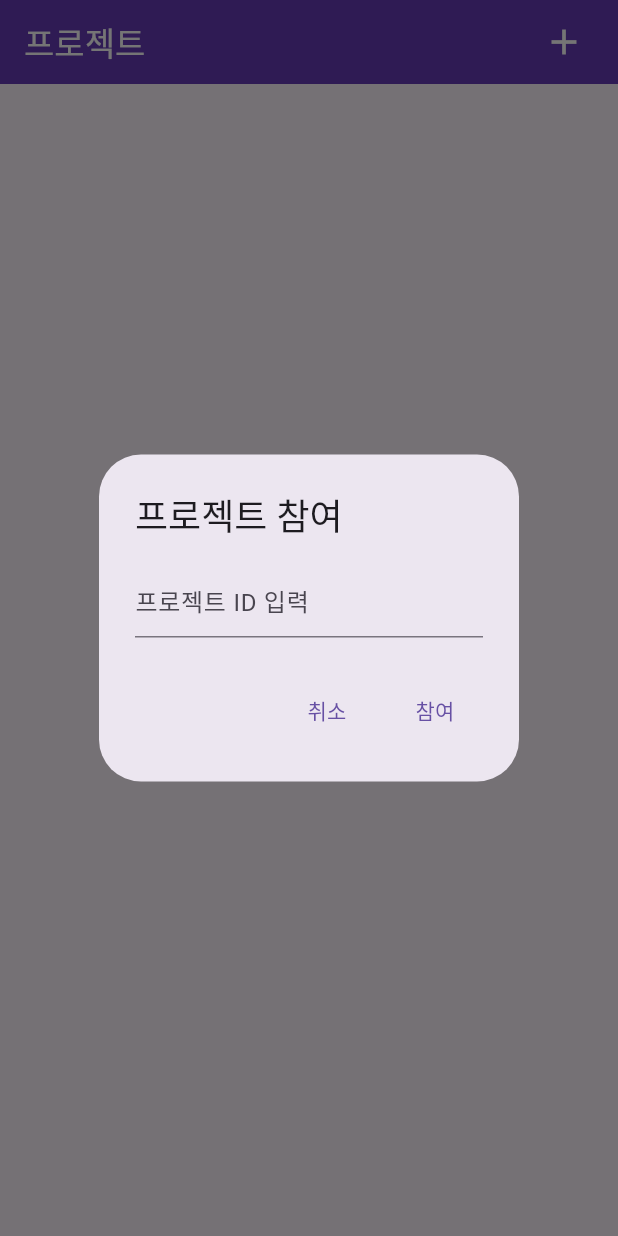
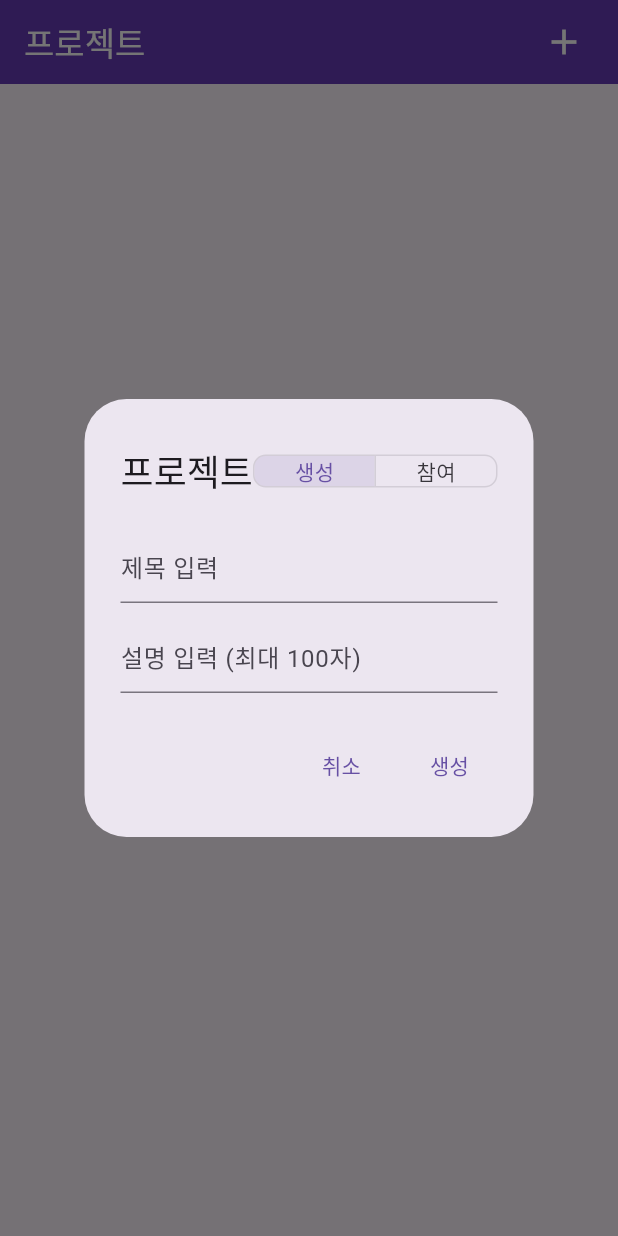
Before and after one commit to IngyoKim/TalkPilot, a Flutter app: the WorkPage screen opened directly, after a tap on the "add" icon, on a phone screen of 412 x 824 dp. Run offline on Flutter 3.47's test engine with Material 3 defaults, Android fonts, the phone set to English and light mode, and no system bars; our stand-ins replace file_picker, firebase_auth, firebase_core, firebase_database, flutter_dotenv, fluttertoast and 2 more; missing offline and left inert: kakao_flutter_sdk_common, kakao_flutter_sdk_user; accounts and stored records are empty; generated files the repository leaves out were written again.

Commit message:
feat: project 생성과 참여를 하나의 dialog에서 분리
- tabbar를 만들어 dialog 안에서 생성/참여를 선택
- dialog 하나에 두가지 로직을 연결하는 방식으로 구성

```diff
--- a/app/lib/src/pages/work_page/widgets/work_dialogs.dart
+++ b/app/lib/src/pages/work_page/widgets/work_dialogs.dart
@@ -1,43 +1,127 @@
 import 'package:flutter/material.dart';
 import 'package:provider/provider.dart';
+
 import 'package:talk_pilot/src/models/project_model.dart';
-import 'package:talk_pilot/src/models/user_model.dart';
-import 'package:talk_pilot/src/services/database/project_service.dart';
-import 'package:talk_pilot/src/services/database/user_service.dart';
-import 'package:talk_pilot/src/provider/project_provider.dart';
-import 'package:talk_pilot/src/provider/user_provider.dart';
 import 'package:talk_pilot/src/components/toast_message.dart';
 
+import 'package:talk_pilot/src/provider/user_provider.dart';
+import 'package:talk_pilot/src/provider/project_provider.dart';
+
 // ignore_for_file: use_build_context_synchronously
+void showProjectActionDialog(BuildContext context) {
+  showDialog(
+    context: context,
+    builder: (context) => const _ProjectActionDialog(),
+  );
+}
 
-void showCreateProjectDialog(BuildContext context) {
+class _ProjectActionDialog extends StatefulWidget {
+  const _ProjectActionDialog();
+
+  @override
+  State<_ProjectActionDialog> createState() => _ProjectActionDialogState();
+}
+
+class _ProjectActionDialogState extends State<_ProjectActionDialog> {
+  Future<void> _handleCreate() async {
+    final title = titleController.text.trim();
+    final desc = descriptionController.text.trim();
+    final user = context.read<UserProvider>().currentUser;
+    final projectProvider = context.read<ProjectProvider>();
+
+    if (user == null || title.isEmpty) return;
+
+    await projectProvider.createProject(
+      title: title,
+      description: desc,
+      currentUser: user,
+    );
+
+    ToastMessage.show(
+      '프로젝트가 생성되었습니다.',
+      backgroundColor: const Color(0xFF4CAF50),
+    );
+
+    Navigator.pop(context);
+  }
+
+  Future<void> _handleJoin() async {
+    ToastMessage.show(
+      '프로젝트에 참여했습니다.',
+      backgroundColor: const Color(0xFF2196F3),
+    );
+
+    Navigator.pop(context);
+  }
+
+  int currentIndex = 0;
+
   final titleController = TextEditingController();
   final descriptionController = TextEditingController();
+  final projectIdController = TextEditingController();
 
-  showDialog(
-    context: context,
-    builder:
-        (context) => AlertDialog(
-          title: const Text('새 프로젝트 생성'),
+  @override
+  void dispose() {
+    titleController.dispose();
+    descriptionController.dispose();
+    projectIdController.dispose();
+    super.dispose();
+  }
+
+  @override
+  Widget build(BuildContext context) {
+    return AlertDialog(
+      title: Row(
+        mainAxisAlignment: MainAxisAlignment.spaceBetween,
+        children: [
+          const Text('프로젝트'),
+          ToggleButtons(
+            isSelected: [currentIndex == 0, currentIndex == 1],
+            onPressed: (index) => setState(() => currentIndex = index),
+            constraints: const BoxConstraints(minWidth: 80),
+            borderRadius: BorderRadius.circular(8),
+            children: const [
+              Padding(
+                padding: EdgeInsets.symmetric(horizontal: 8),
+                child: Text('생성'),
+              ),
+              Padding(
+                padding: EdgeInsets.symmetric(horizontal: 8),
+                child: Text('참여'),
+              ),
+            ],
+          ),
+        ],
+      ),
       content: Column(
+        mainAxisSize: MainAxisSize.min,
+        children: [
+          if (currentIndex == 0)
+            Column(
               mainAxisSize: MainAxisSize.min,
               children: [
                 TextField(
                   controller: titleController,
-                autofocus: true,
-                decoration: const InputDecoration(hintText: '프로젝트 제목 입력'),
+                  decoration: const InputDecoration(hintText: '제목 입력'),
                 ),
                 const SizedBox(height: 12),
                 TextField(
                   controller: descriptionController,
                   decoration: const InputDecoration(
-                  hintText: '프로젝트 설명 입력 (최대 100자)',
+                    hintText: '설명 입력 (최대 100자)',
                     counterText: '',
                   ),
                   maxLength: 100,
                   minLines: 1,
                   maxLines: 3,
                   keyboardType: TextInputType.multiline,
+                ),
+              ],
+            )
+          else
+            TextField(
+              controller: projectIdController,
+              decoration: const InputDecoration(hintText: '프로젝트 ID 입력'),
             ),
         ],
       ),
@@ -47,65 +131,15 @@ void showCreateProjectDialog(BuildContext context) {
           child: const Text('취소'),
         ),
         TextButton(
-              onPressed: () async {
-                final title = titleController.text.trim();
-                final description = descriptionController.text.trim();
-                final user = context.read<UserProvider>().currentUser;
-
-                if (title.isEmpty || user == null) return;
-
-                await context.read<ProjectProvider>().createProject(
-                  title: title,
-                  description: description,
-                  currentUser: user,
-                );
-
-                ToastMessage.show(
-                  '프로젝트가 생성되었습니다.',
-                  backgroundColor: const Color(0xFF4CAF50),
-                );
-                Navigator.pop(context);
-              },
-              child: const Text('생성'),
+          onPressed: () => currentIndex == 0 ? _handleCreate() : _handleJoin(),
+          child: Text(currentIndex == 0 ? '생성' : '참여'),
         ),
       ],
-        ),
     );
   }
-
-void showJoinProjectDialog(BuildContext context) {
-  final projectIdController = TextEditingController();
-
-  showDialog(
-    context: context,
-    builder:
-        (context) => AlertDialog(
-          title: const Text('프로젝트 참여'),
-          content: TextField(
-            controller: projectIdController,
-            decoration: const InputDecoration(hintText: '프로젝트 ID 입력'),
-          ),
-          actions: [
-            TextButton(
-              onPressed: () => Navigator.pop(context),
-              child: const Text('취소'),
-            ),
-            TextButton(
-              onPressed: () async {
-                ToastMessage.show(
-                  '프로젝트에 참여했습니다.',
-                  backgroundColor: const Color(0xFF2196F3),
-                );
-
-                Navigator.pop(context);
-              },
-              child: const Text('참여'),
-            ),
-          ],
-        ),
-  );
 }
 
+/// 프로젝트 수정
 void showEditProjectDialog(BuildContext context, ProjectModel project) {
   final titleController = TextEditingController(text: project.title);
   final descriptionController = TextEditingController(
@@ -148,7 +182,6 @@ void showEditProjectDialog(BuildContext context, ProjectModel project) {
               onPressed: () async {
                 final newTitle = titleController.text.trim();
                 final newDescription = descriptionController.text.trim();
-
                 if (newTitle.isEmpty) return;
 
                 final projectProvider = context.read<ProjectProvider>();
@@ -172,6 +205,7 @@ void showEditProjectDialog(BuildContext context, ProjectModel project) {
   );
 }
 
+/// 프로젝트 삭제
 void showDeleteProjectDialog(BuildContext context, ProjectModel project) {
   showDialog(
     context: context,
--- a/app/lib/src/pages/work_page/work_page.dart
+++ b/app/lib/src/pages/work_page/work_page.dart
@@ -54,7 +54,7 @@ class _WorkPageState extends State<WorkPage> {
               iconSize: 28,
               color: Colors.white,
               tooltip: '프로젝트 추가',
-              onPressed: () => showJoinProjectDialog(context),
+              onPressed: () => showProjectActionDialog(context),
             ),
           ),
         ],
```
Lines whose indentation alone changed are shown as unchanged.
